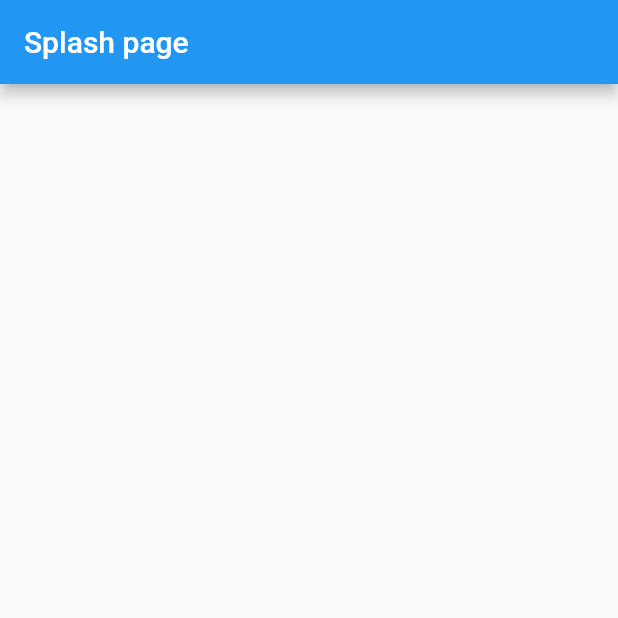
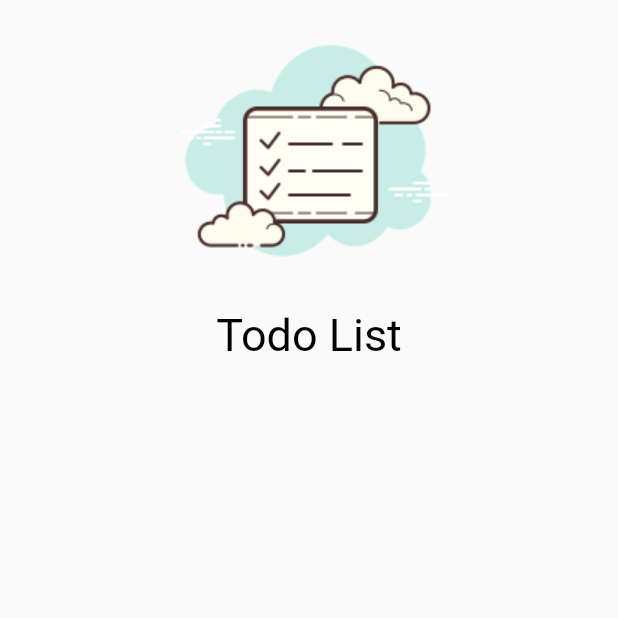
Before and after one commit to CharlestonRibeiro/Todo_list, a Flutter app: the screen it shows after launch, on a phone screen of 412 x 824 dp, the top half of it. Run offline on Flutter 3.47's test engine with Material 2 defaults, Android fonts, the phone set to English and light mode, and no system bars.

Commit message:
create CustomLogo class

```diff
--- a/lib/app_widget.dart
+++ b/lib/app_widget.dart
@@ -1,5 +1,5 @@
 import 'package:flutter/material.dart';
-import 'package:todo_list/modules/splash/splash_page.dart';
+import 'package:todo_list/modules/sign_in/sign_in_page.dart';
 
 class AppWidget extends StatelessWidget {
   const AppWidget({super.key});
@@ -9,7 +9,7 @@ class AppWidget extends StatelessWidget {
     return const MaterialApp(
       debugShowCheckedModeBanner: false,
       title: 'Todo List',
-      home: SplashPage(),
+      home: SignInPage(),
     );
   }
 }
--- /dev/null
+++ b/lib/core/themes/app_colors.dart
@@ -0,0 +1,5 @@
+import 'package:flutter/material.dart';
+
+class AppColors {
+  static const primaryDark = Color.fromARGB(255, 2, 2, 2);
+}
--- /dev/null
+++ b/lib/core/themes/app_images.dart
@@ -0,0 +1,3 @@
+class AppImages {
+  static const logo = "assets/logo.png";
+}
--- /dev/null
+++ b/lib/core/widgets/custom_logo.dart
@@ -0,0 +1,21 @@
+import 'package:flutter/material.dart';
+import 'package:todo_list/core/themes/app_colors.dart';
+import 'package:todo_list/core/themes/app_images.dart';
+
+class CustomLogo extends StatelessWidget {
+  const CustomLogo({super.key});
+
+  @override
+  Widget build(BuildContext context) {
+    return Column(
+      children: [
+        Image.asset(AppImages.logo,
+            height: MediaQuery.of(context).size.height * 0.25),
+        const Text(
+          "Todo List",
+          style: TextStyle(color: AppColors.primaryDark, fontSize: 30,),
+        ),
+      ],
+    );
+  }
+}
--- /dev/null
+++ b/lib/modules/sign_in/sign_in_page.dart
@@ -0,0 +1,14 @@
+import 'package:flutter/material.dart';
+import 'package:todo_list/core/widgets/custom_logo.dart';
+
+class SignInPage extends StatelessWidget {
+  const SignInPage({super.key});
+
+  @override
+  Widget build(BuildContext context) {
+    return const Scaffold(
+     // appBar: AppBar(title: const Center(child: Text('SignIn')),),
+      body: Center(child: CustomLogo()),
+    );
+  }
+}
--- a/lib/modules/splash/splash_page.dart
+++ b/lib/modules/splash/splash_page.dart
@@ -6,7 +6,7 @@ class SplashPage extends StatelessWidget {
   @override
   Widget build(BuildContext context) {
     return Scaffold(
-      appBar: AppBar( title: const Text('Splash page'),),
+      appBar: AppBar( title: const Center(child: Text('Splash page')),),
     );
   }
 }
--- a/pubspec.yaml
+++ b/pubspec.yaml
@@ -59,8 +59,8 @@ flutter:
   uses-material-design: true
 
   # To add assets to your application, add an assets section, like this:
-  # assets:
-  #   - images/a_dot_burr.jpeg
+  assets:
+   - assets/
   #   - images/a_dot_ham.jpeg
 
   # An image asset can refer to one or more resolution-specific "variants", see
```
